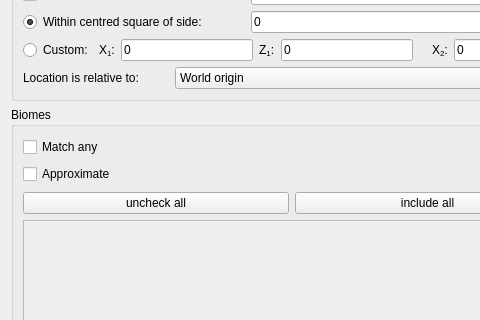
Qt form src/conditiondialog.ui (Cubitect/cubiomes-viewer) before a commit; both pictures show x 0 to 480 and y 218 to 538 of the 855 by 748 pixel window.
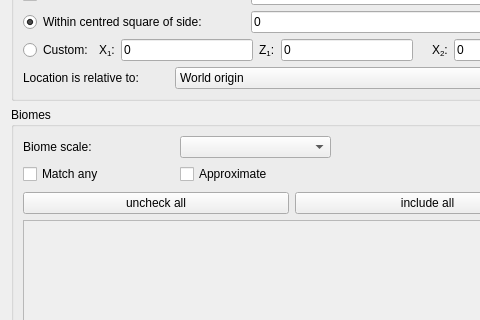
The same form after that commit. Icons and pictures are not drawn. Custom widgets are drawn as their Qt base class.

The edit to the form file:
```diff
--- a/src/conditiondialog.ui
+++ b/src/conditiondialog.ui
@@ -618,17 +618,7 @@
                   <property name="bottomMargin">
                    <number>0</number>
                   </property>
-                  <item row="1" column="0">
-                   <widget class="QCheckBox" name="checkMatchAny">
-                    <property name="toolTip">
-                     <string>&lt;html&gt;&lt;head/&gt;&lt;body&gt;&lt;p style=&quot;white-space:pre&quot;&gt;Satisfied if &lt;span style=&quot; font-weight:600;&quot;&gt;any&lt;/span&gt; of the checked biomes are present&lt;/p&gt;&lt;/body&gt;&lt;/html&gt;</string>
-                    </property>
-                    <property name="text">
-                     <string>Match any</string>
-                    </property>
-                   </widget>
-                  </item>
-                  <item row="2" column="0">
+                  <item row="2" column="1">
                    <widget class="QCheckBox" name="checkApprox">
                     <property name="toolTip">
                      <string>Enables optimizations that trade some accuracy for speed</string>
@@ -638,6 +628,26 @@
                     </property>
                    </widget>
                   </item>
+                  <item row="2" column="0">
+                   <widget class="QCheckBox" name="checkMatchAny">
+                    <property name="toolTip">
+                     <string>&lt;html&gt;&lt;head/&gt;&lt;body&gt;&lt;p style=&quot;white-space:pre&quot;&gt;Satisfied if &lt;span style=&quot; font-weight:600;&quot;&gt;any&lt;/span&gt; of the checked biomes are present&lt;/p&gt;&lt;/body&gt;&lt;/html&gt;</string>
+                    </property>
+                    <property name="text">
+                     <string>Match any</string>
+                    </property>
+                   </widget>
+                  </item>
+                  <item row="0" column="1">
+                   <widget class="QComboBox" name="comboScale"/>
+                  </item>
+                  <item row="0" column="0">
+                   <widget class="QLabel" name="label_19">
+                    <property name="text">
+                     <string>Biome scale:</string>
+                    </property>
+                   </widget>
+                  </item>
                  </layout>
                 </widget>
                 <widget class="QWidget" name="pageBiomeOptSample">
```
